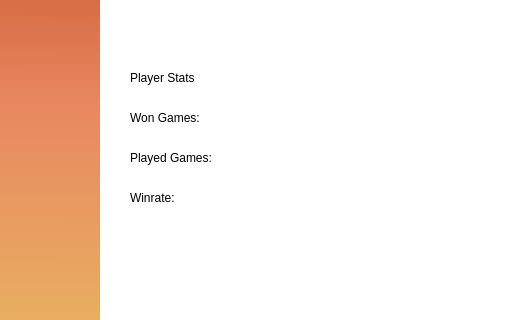
Qt form TriviadorGame/TriviadorGame/GameWindow.ui (Mihnea11/Triviador) before a commit; both pictures show x 0 to 520 and y 178 to 498 of the 1002 by 722 pixel window.
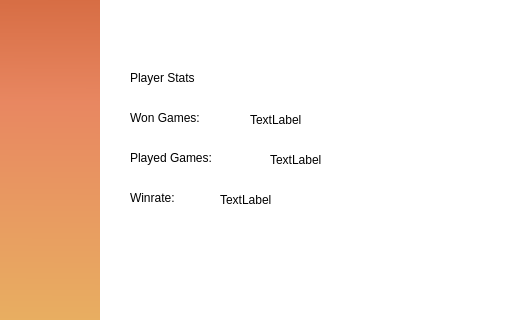
The same form after that commit.

Commit message: Updated Profile User interface in order to display user info.

What changed in the file:
```diff
--- a/TriviadorGame/TriviadorGame/GameWindow.ui
+++ b/TriviadorGame/TriviadorGame/GameWindow.ui
@@ -296,6 +296,45 @@
      <string>Winrate:</string>
     </property>
    </widget>
+   <widget class="QLabel" name="ShowWonGamesLabel">
+    <property name="geometry">
+     <rect>
+      <x>150</x>
+      <y>250</y>
+      <width>71</width>
+      <height>16</height>
+     </rect>
+    </property>
+    <property name="text">
+     <string>TextLabel</string>
+    </property>
+   </widget>
+   <widget class="QLabel" name="ShowPlayedGamesLabel">
+    <property name="geometry">
+     <rect>
+      <x>170</x>
+      <y>290</y>
+      <width>71</width>
+      <height>16</height>
+     </rect>
+    </property>
+    <property name="text">
+     <string>TextLabel</string>
+    </property>
+   </widget>
+   <widget class="QLabel" name="ShowWinrateLabel">
+    <property name="geometry">
+     <rect>
+      <x>120</x>
+      <y>330</y>
+      <width>71</width>
+      <height>16</height>
+     </rect>
+    </property>
+    <property name="text">
+     <string>TextLabel</string>
+    </property>
+   </widget>
   </widget>
  </widget>
  <resources/>
```
The commit also changes 2 other files.
